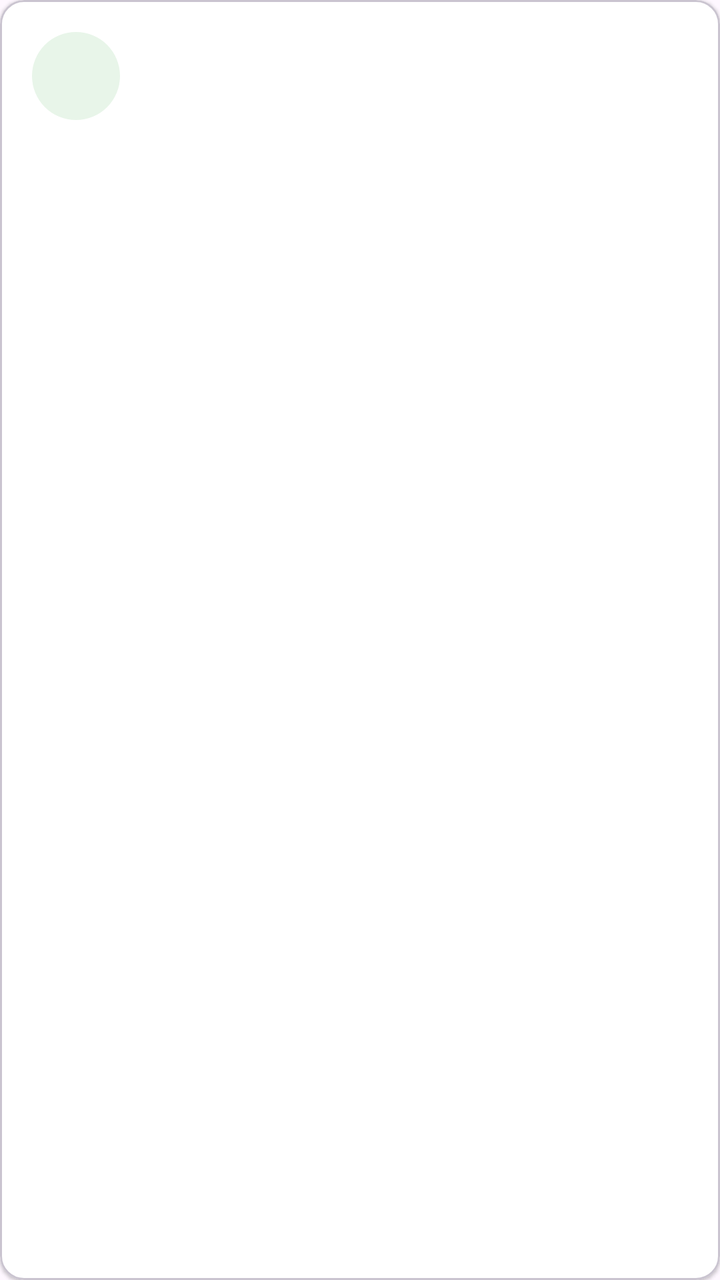
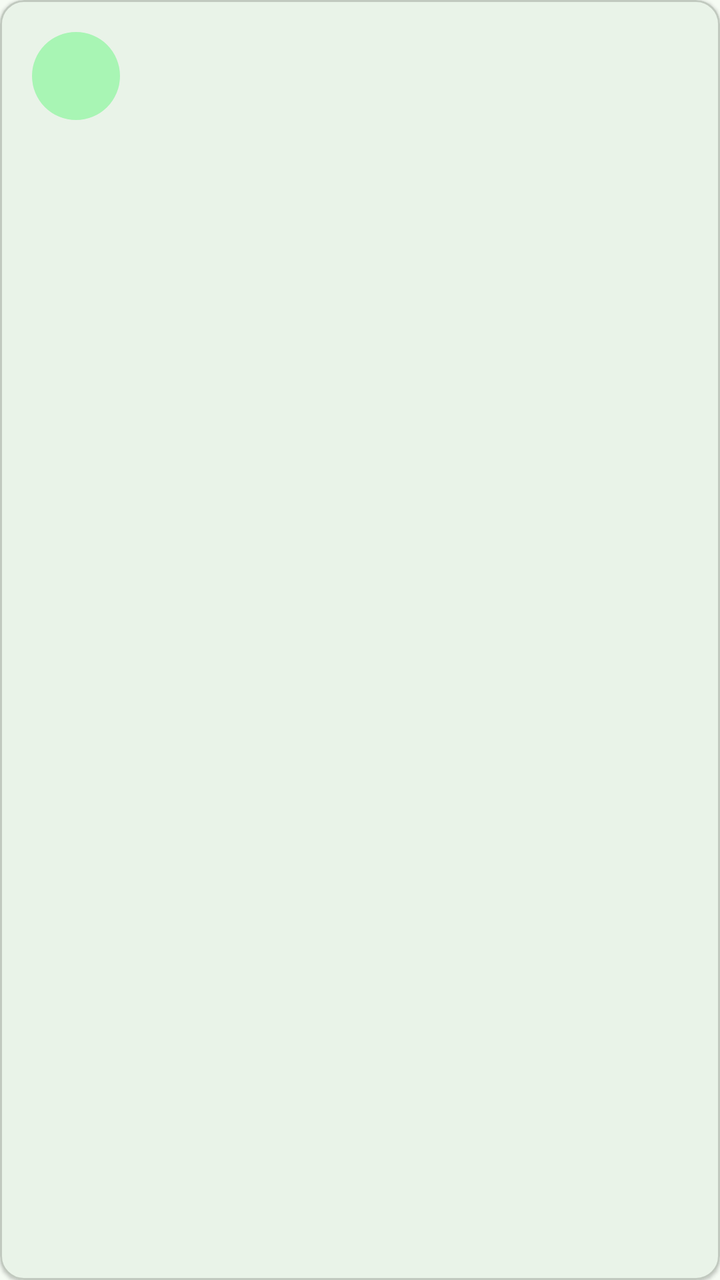

Screens rendered from an Android XML layout before and after an edit, with the pre-edit source and the edit as a unified diff.
<!-- AndroidManifest.xml: application theme Theme.Guander -->
<!-- res/layout/item_notification.xml -->
﻿<?xml version="1.0" encoding="utf-8"?>
<com.google.android.material.card.MaterialCardView xmlns:android="http://schemas.android.com/apk/res/android"
    xmlns:app="http://schemas.android.com/apk/res-auto"
    android:layout_width="match_parent"
    android:layout_height="wrap_content"
    android:layout_marginBottom="10dp"
    app:cardBackgroundColor="@color/white"
    app:cardCornerRadius="12dp"
    app:cardElevation="1dp">

    <LinearLayout
        android:layout_width="match_parent"
        android:layout_height="wrap_content"
        android:orientation="horizontal"
        android:padding="16dp"
        android:gravity="center_vertical">

        <TextView
            android:id="@+id/tv_notif_icon"
            android:layout_width="44dp"
            android:layout_height="44dp"
            android:gravity="center"
            android:textSize="20sp"
            android:background="@drawable/shape_notif_icon" />

        <LinearLayout
            android:layout_width="0dp"
            android:layout_height="wrap_content"
            android:layout_weight="1"
            android:orientation="vertical"
            android:layout_marginStart="12dp">

            <TextView
                android:id="@+id/tv_notif_title"
                android:layout_width="wrap_content"
                android:layout_height="wrap_content"
                android:textStyle="bold"
                android:textSize="14sp"
                android:textColor="#212121" />

            <TextView
                android:id="@+id/tv_notif_desc"
                android:layout_width="wrap_content"
                android:layout_height="wrap_content"
                android:textSize="12sp"
                android:textColor="@color/text_secondary"
                android:layout_marginTop="2dp" />
        </LinearLayout>

    </LinearLayout>
</com.google.android.material.card.MaterialCardView>
<!-- resources referenced by this layout -->
<resources>
  <color name="text_secondary">#757575</color>
  <color name="white">#FFFFFFFF</color>
  <!-- drawable shape_notif_icon (drawable) -->
  ﻿<?xml version="1.0" encoding="utf-8"?>
  <shape xmlns:android="http://schemas.android.com/apk/res/android"
      android:shape="oval">
      <solid android:color="@color/notif_icon_bg" />
  </shape>
  <style name="Theme.Guander" parent="Base.Theme.Guander" />
  <color name="notif_icon_bg">#E8F5E9</color>
  <style name="Base.Theme.Guander" parent="Theme.Material3.DayNight.NoActionBar">
          
          
      </style>
</resources>

<!-- the commit's change to res/layout/item_notification.xml (unified diff, before → after) -->
@@ -4,7 +4,7 @@
     android:layout_width="match_parent"
     android:layout_height="wrap_content"
     android:layout_marginBottom="10dp"
-    app:cardBackgroundColor="@color/white"
+    app:cardBackgroundColor="?attr/colorSurface"
     app:cardCornerRadius="12dp"
     app:cardElevation="1dp">
 
@@ -36,7 +36,7 @@
                 android:layout_height="wrap_content"
                 android:textStyle="bold"
                 android:textSize="14sp"
-                android:textColor="#212121" />
+                android:textColor="?attr/colorOnSurface" />
 
             <TextView
                 android:id="@+id/tv_notif_desc"
<!-- resource entries referenced after the edit -->
@@ -1,7 +1,6 @@
 <!-- resources referenced by this layout -->
 <resources>
-  <color name="text_secondary">#757575</color>
-  <color name="white">#FFFFFFFF</color>
+  <color name="text_secondary">@color/md_theme_on_surface_variant</color>
   <!-- drawable shape_notif_icon (drawable) -->
   ﻿<?xml version="1.0" encoding="utf-8"?>
   <shape xmlns:android="http://schemas.android.com/apk/res/android"
@@ -9,10 +8,56 @@
       <solid android:color="@color/notif_icon_bg" />
   </shape>
   <style name="Theme.Guander" parent="Base.Theme.Guander" />
-  <color name="notif_icon_bg">#E8F5E9</color>
-  <style name="Base.Theme.Guander" parent="Theme.Material3.DayNight.NoActionBar">
-          
-          
+  <color name="md_theme_on_surface_variant">#414941</color>
+  <color name="notif_icon_bg">@color/md_theme_primary_container</color>
+  <style name="Base.Theme.Guander" parent="Theme.Material3.Light.NoActionBar">
+          <item name="colorPrimary">@color/md_theme_primary</item>
+          <item name="colorOnPrimary">@color/md_theme_on_primary</item>
+          <item name="colorPrimaryContainer">@color/md_theme_primary_container</item>
+          <item name="colorOnPrimaryContainer">@color/md_theme_on_primary_container</item>
+          <item name="colorSecondary">@color/md_theme_secondary</item>
+          <item name="colorOnSecondary">@color/md_theme_on_secondary</item>
+          <item name="colorSecondaryContainer">@color/md_theme_secondary_container</item>
+          <item name="colorOnSecondaryContainer">@color/md_theme_on_secondary_container</item>
+          <item name="colorTertiary">@color/md_theme_tertiary</item>
+          <item name="colorOnTertiary">@color/md_theme_on_tertiary</item>
+          <item name="colorTertiaryContainer">@color/md_theme_tertiary_container</item>
+          <item name="colorOnTertiaryContainer">@color/md_theme_on_tertiary_container</item>
+          <item name="colorError">@color/md_theme_error</item>
+          <item name="colorOnError">@color/md_theme_on_error</item>
+          <item name="colorErrorContainer">@color/md_theme_error_container</item>
+          <item name="colorOnErrorContainer">@color/md_theme_on_error_container</item>
+          <item name="android:colorBackground">@color/md_theme_background</item>
+          <item name="colorOnBackground">@color/md_theme_on_background</item>
+          <item name="colorSurface">@color/md_theme_surface</item>
+          <item name="colorOnSurface">@color/md_theme_on_surface</item>
+          <item name="colorSurfaceVariant">@color/md_theme_surface_variant</item>
+          <item name="colorOnSurfaceVariant">@color/md_theme_on_surface_variant</item>
+          <item name="colorOutline">@color/md_theme_outline</item>
+          <item name="colorOutlineVariant">@color/md_theme_outline_variant</item>
       </style>
+  <color name="md_theme_primary_container">#A8F5B4</color>
+  <color name="md_theme_primary">#1A6B2E</color>
+  <color name="md_theme_on_primary">#FFFFFF</color>
+  <color name="md_theme_on_primary_container">#002109</color>
+  <color name="md_theme_secondary">#516350</color>
+  <color name="md_theme_on_secondary">#FFFFFF</color>
+  <color name="md_theme_secondary_container">#D3E8D0</color>
+  <color name="md_theme_on_secondary_container">#0E1F0F</color>
+  <color name="md_theme_tertiary">#39656C</color>
+  <color name="md_theme_on_tertiary">#FFFFFF</color>
+  <color name="md_theme_tertiary_container">#BCEBF2</color>
+  <color name="md_theme_on_tertiary_container">#001F24</color>
+  <color name="md_theme_error">#BA1A1A</color>
+  <color name="md_theme_on_error">#FFFFFF</color>
+  <color name="md_theme_error_container">#FFDAD6</color>
+  <color name="md_theme_on_error_container">#410002</color>
+  <color name="md_theme_background">#F5FBF3</color>
+  <color name="md_theme_on_background">#161D16</color>
+  <color name="md_theme_surface">#F5FBF3</color>
+  <color name="md_theme_on_surface">#161D16</color>
+  <color name="md_theme_surface_variant">#DDE5DA</color>
+  <color name="md_theme_outline">#717971</color>
+  <color name="md_theme_outline_variant">#C1C9BF</color>
 </resources>
 
